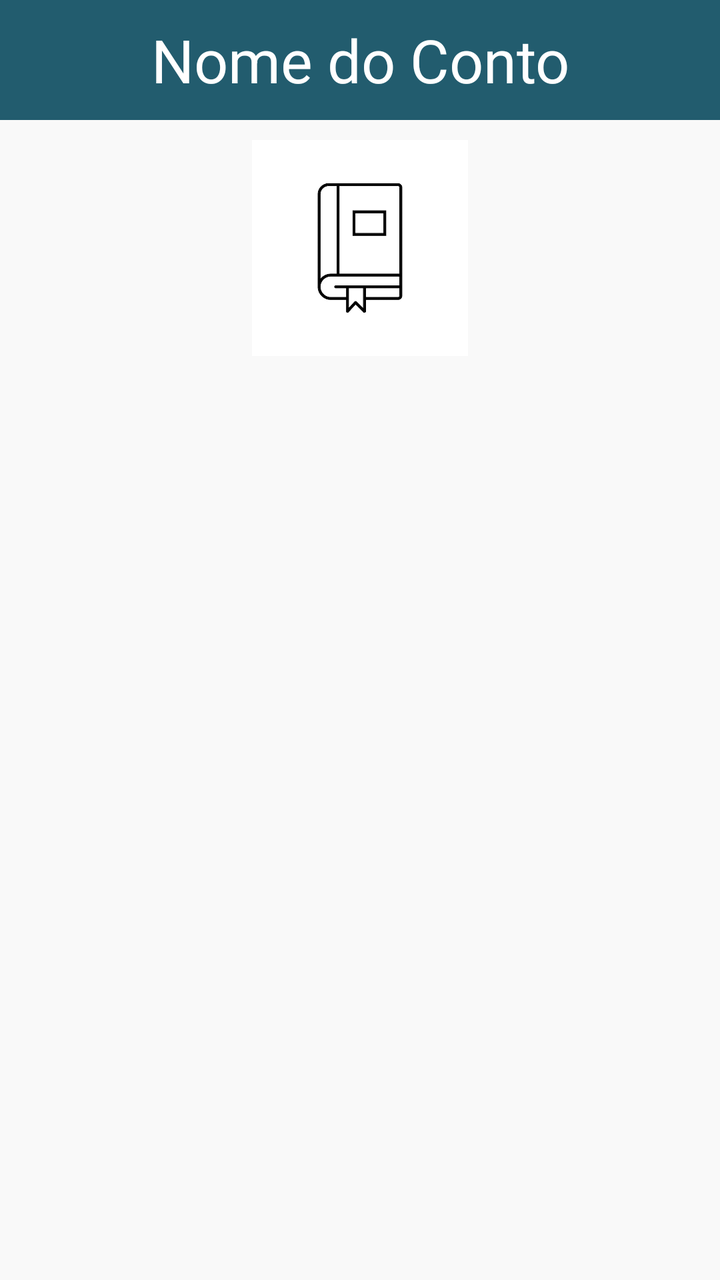
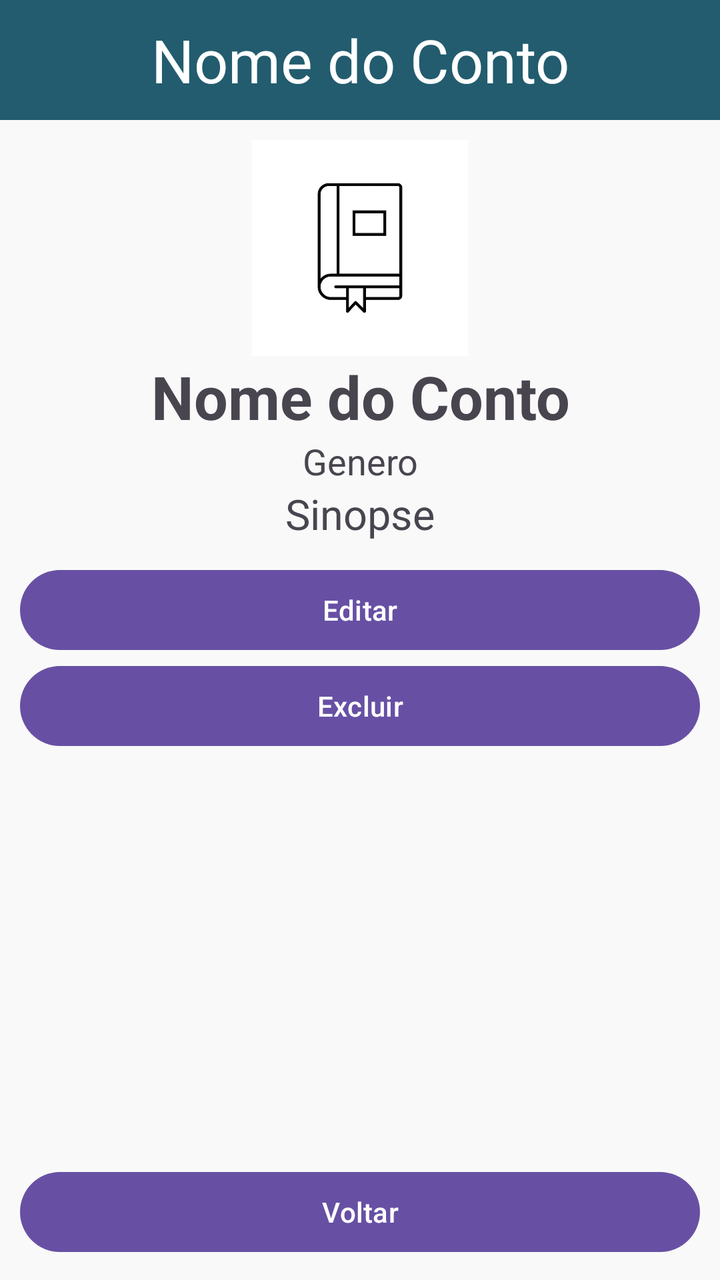

The first picture is an Android layout as it rendered before a commit; the second is the same layout after the commit. The layout source and the unified diff follow.
<!-- AndroidManifest.xml: application theme Theme.BibliotecaVirtual -->
<!-- res/layout/activity_mini_conto.xml -->
<?xml version="1.0" encoding="utf-8"?>
<androidx.constraintlayout.widget.ConstraintLayout xmlns:android="http://schemas.android.com/apk/res/android"
    xmlns:tools="http://schemas.android.com/tools"
    android:layout_width="match_parent"
    android:layout_height="match_parent"
    xmlns:app="http://schemas.android.com/apk/res-auto"
    android:orientation="vertical"
    android:background="#F9F9F9"
    android:padding="0dp"
    tools:context=".ui.MainActivity">
    <TextView
        android:id="@+id/header"
        android:layout_width="match_parent"
        android:layout_height="60dp"
        android:padding="0dp"
        android:layout_margin="0dp"
        android:background="#225C6E"
        android:gravity="center"
        android:text="Nome do Conto"
        android:textColor="@color/white"
        android:textSize="30dp"
        app:layout_constraintEnd_toStartOf="parent"
        app:layout_constraintTop_toTopOf="parent"/>
    <ImageView
        android:id="@+id/imgFoto"
        android:layout_width="108dp"
        android:layout_height="108dp"
        android:src="@drawable/default_icon"
        android:layout_marginTop="10dp"
        app:layout_constraintTop_toBottomOf="@id/header"
        app:layout_constraintStart_toStartOf="parent"
        app:layout_constraintEnd_toEndOf="parent"/>

</androidx.constraintlayout.widget.ConstraintLayout>
<!-- resources referenced by this layout -->
<resources>
  <color name="white">#FFFFFFFF</color>
  <!-- drawable default_icon: png bitmap (drawable-nodpi, 6695 bytes) -->
  <style name="Theme.BibliotecaVirtual" parent="Base.Theme.BibliotecaVirtual" />
  <style name="Base.Theme.BibliotecaVirtual" parent="Theme.Material3.DayNight.NoActionBar">
          
          
      </style>
</resources>

<!-- the commit's change to res/layout/activity_mini_conto.xml (unified diff, before → after) -->
@@ -7,7 +7,7 @@
     android:orientation="vertical"
     android:background="#F9F9F9"
     android:padding="0dp"
-    tools:context=".ui.MainActivity">
+    tools:context=".ui.MiniContoActivity">
     <TextView
         android:id="@+id/header"
         android:layout_width="match_parent"
@@ -30,5 +30,65 @@
         app:layout_constraintTop_toBottomOf="@id/header"
         app:layout_constraintStart_toStartOf="parent"
         app:layout_constraintEnd_toEndOf="parent"/>
+    <TextView
+        android:id="@+id/tvNome"
+        android:layout_width="0dp"
+        android:layout_height="wrap_content"
+        android:text="Nome do Conto"
+        android:textSize="30dp"
+        android:textStyle="bold"
+        android:gravity="center"
+        app:layout_constraintTop_toBottomOf="@id/imgFoto"
+        app:layout_constraintStart_toStartOf="parent"
+        app:layout_constraintEnd_toEndOf="parent"/>
+    <TextView
+        android:id="@+id/tvGenero"
+        android:layout_width="0dp"
+        android:layout_height="wrap_content"
+        android:text="Genero"
+        android:textSize="18dp"
+        android:gravity="center"
+        app:layout_constraintTop_toBottomOf="@id/tvNome"
+        app:layout_constraintStart_toStartOf="parent"
+        app:layout_constraintEnd_toEndOf="parent"/>
+    <TextView
+        android:id="@+id/tvSinpose"
+        android:layout_width="0dp"
+        android:layout_height="wrap_content"
+        android:maxHeight="200dp"
+        android:text="Sinopse"
+        android:textSize="21dp"
+        android:gravity="center"
+        app:layout_constraintTop_toBottomOf="@id/tvGenero"
+        app:layout_constraintStart_toStartOf="parent"
+        app:layout_constraintEnd_toEndOf="parent"/>
+    <Button
+        android:id="@+id/btnEditar"
+        android:layout_width="0dp"
+        android:layout_height="wrap_content"
+        android:layout_margin="10dp"
+        android:text="Editar"
+        app:layout_constraintStart_toStartOf="parent"
+        app:layout_constraintEnd_toEndOf="parent"
+        app:layout_constraintTop_toBottomOf="@+id/tvSinpose" />
+    <Button
+        android:id="@+id/btnExcluir"
+        android:layout_width="0dp"
+        android:layout_height="wrap_content"
+        android:layout_marginHorizontal="10dp"
+        android:text="Excluir"
+        app:layout_constraintStart_toStartOf="parent"
+        app:layout_constraintEnd_toEndOf="parent"
+        app:layout_constraintTop_toBottomOf="@+id/btnEditar" />
+    <Button
+        android:id="@+id/btnVoltar"
+        android:layout_width="0dp"
+        android:layout_height="wrap_content"
+        android:text="Voltar"
+        android:layout_margin="10dp"
+        app:layout_constraintStart_toStartOf="parent"
+        app:layout_constraintEnd_toEndOf="parent"
+        app:layout_constraintBottom_toBottomOf="parent"/>
+
 
 </androidx.constraintlayout.widget.ConstraintLayout>
